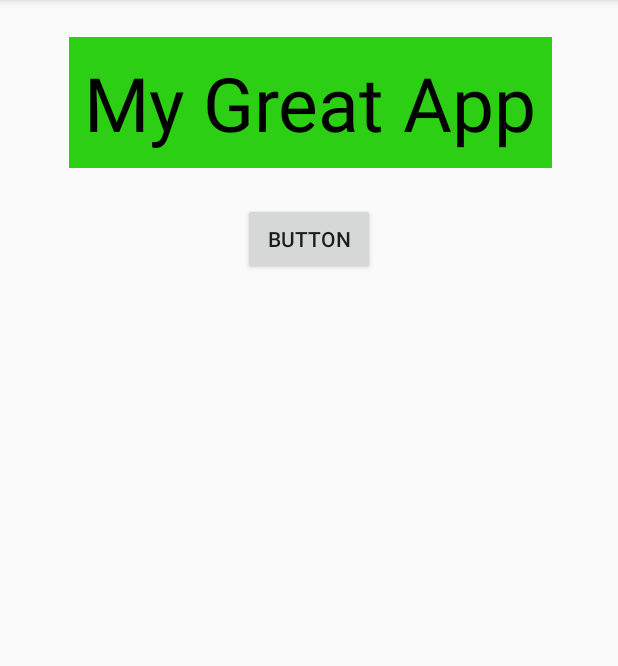
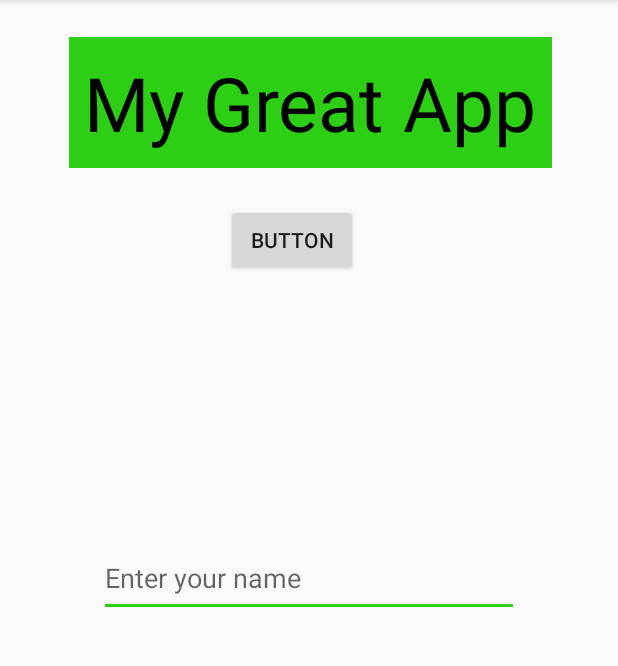
Before and after one commit to ayush987goyal/androidLearn, an Android app: the screen it shows after launch (MainActivity), after a tap on "BUTTON", on a phone screen of 412 x 824 dp, the part 84-750 px from its top. Run offline under Robolectric (Android 15) with nearby library versions, the phone set to English and light mode, and no system bars.

Commit message:
Added Text Fields

```diff
--- a/DemoApp/app/src/main/java/com/goyal/demoapp/MainActivity.java
+++ b/DemoApp/app/src/main/java/com/goyal/demoapp/MainActivity.java
@@ -4,11 +4,15 @@ import android.support.v7.app.AppCompatActivity;
 import android.os.Bundle;
 import android.util.Log;
 import android.view.View;
+import android.widget.EditText;
 
 public class MainActivity extends AppCompatActivity {
 
     public void clickFunction(View view) {
-        Log.i("Info", "Button Pressed!");
+
+        EditText myTextField = (EditText) findViewById(R.id.myTextField);
+
+        Log.i("Info", myTextField.getText().toString());
     }
 
     @Override
--- a/DemoApp/app/src/main/res/layout/activity_main.xml
+++ b/DemoApp/app/src/main/res/layout/activity_main.xml
@@ -31,7 +31,26 @@
         android:text="Button"
         app:layout_constraintLeft_toLeftOf="parent"
         app:layout_constraintRight_toRightOf="parent"
-        android:layout_marginTop="23dp"
-        app:layout_constraintTop_toBottomOf="@+id/textView" />
+        android:layout_marginTop="24dp"
+        app:layout_constraintTop_toBottomOf="@+id/textView"
+        android:layout_marginRight="8dp"
+        android:layout_marginLeft="8dp"
+        app:layout_constraintHorizontal_bias="0.464" />
+
+    <EditText
+        android:id="@+id/myTextField"
+        android:layout_width="280dp"
+        android:layout_height="51dp"
+        android:ems="10"
+        android:hint="Enter your name"
+        android:inputType="textPersonName"
+        app:layout_constraintBottom_toBottomOf="parent"
+        app:layout_constraintHorizontal_bias="0.502"
+        app:layout_constraintLeft_toLeftOf="parent"
+        app:layout_constraintRight_toRightOf="parent"
+        app:layout_constraintTop_toTopOf="parent"
+        app:layout_constraintVertical_bias="0.502"
+        tools:layout_editor_absoluteX="20dp"
+        tools:layout_editor_absoluteY="227dp" />
 
 </android.support.constraint.ConstraintLayout>
```
